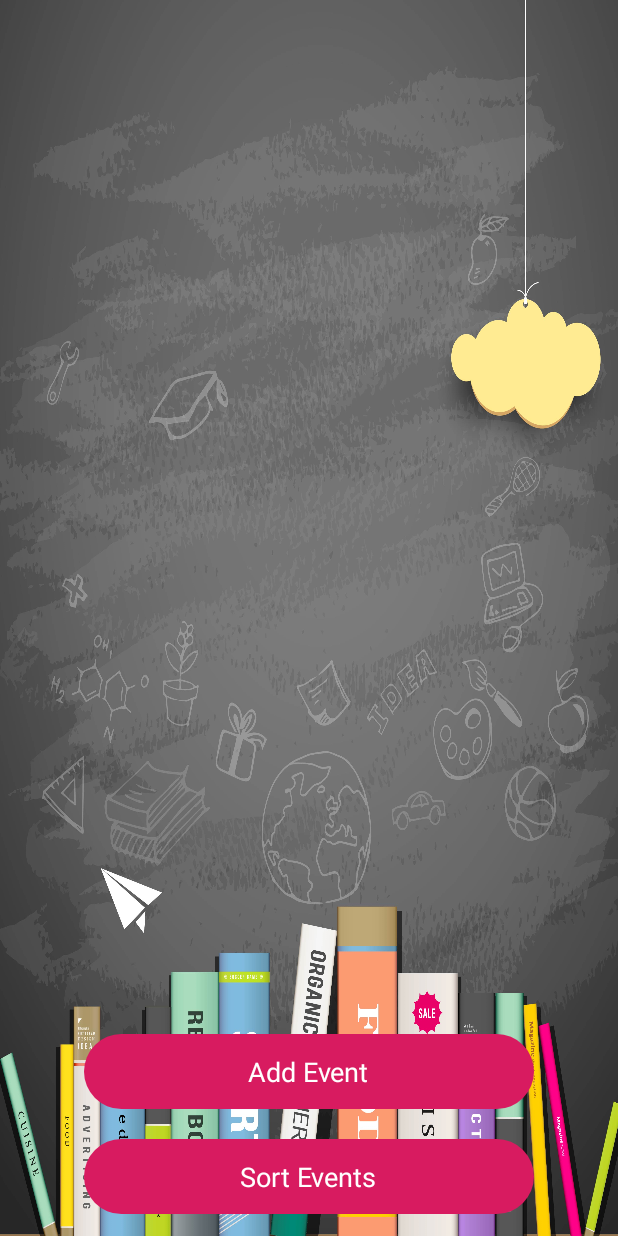
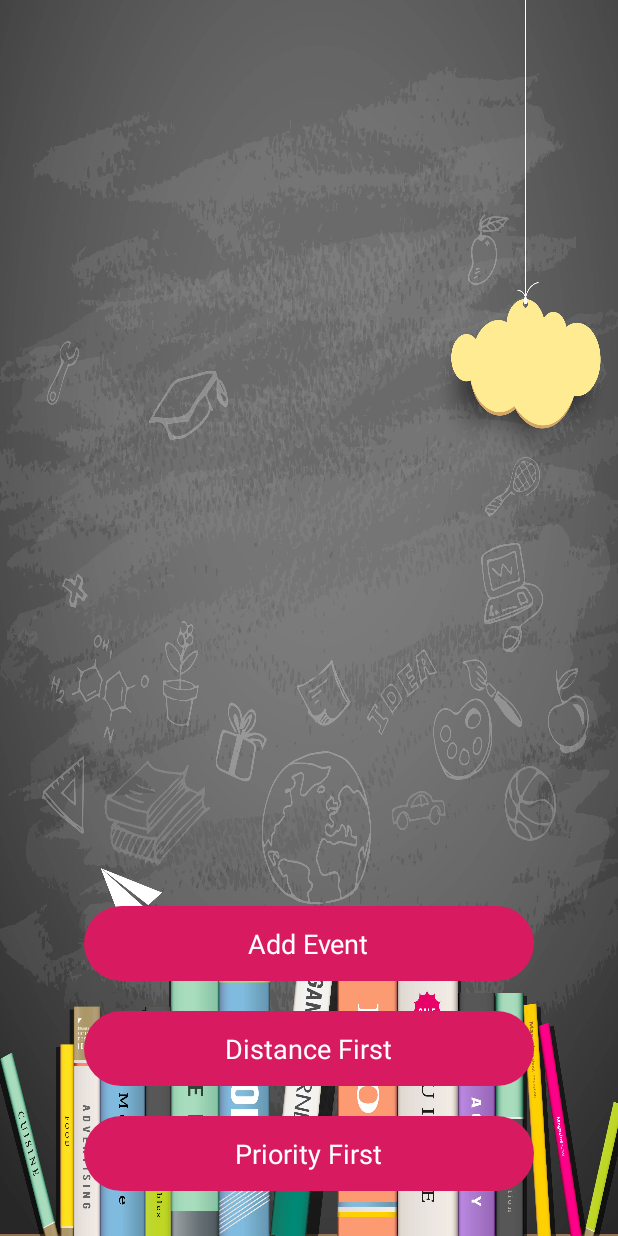
Before and after one commit to bainianbuhe/SmartEventPlanner, an Android app: the EventListActivity screen opened directly, with no data from a screen before it, on a phone screen of 412 x 824 dp. Run offline under Robolectric (Android 15) with nearby library versions, the phone set to English and light mode, and no system bars; our stand-ins replace Volley; network calls fail.

Commit message:
distance sort completed

```diff
--- a/app/src/main/java/osu/smartPlanner/EventListActivity.java
+++ b/app/src/main/java/osu/smartPlanner/EventListActivity.java
@@ -14,7 +14,9 @@ import java.util.Collections;
 public class EventListActivity extends SingleFragmentActivity {
     private String userName;
     private CardView confirmNewEvent;
-    private CardView confirmSortEvent;
+    private CardView confirmSortDistance;
+    private CardView confirmSortPriority;
+
     @Override
     protected void onCreate(Bundle savedInstanceState)
     {
@@ -30,8 +32,19 @@ public class EventListActivity extends SingleFragmentActivity {
             }
         });
 
-        confirmSortEvent = findViewById(R.id.sortEventButton);
-        confirmSortEvent.setOnClickListener(new View.OnClickListener() {
+
+        confirmSortDistance = findViewById(R.id.sortDistanceButton);
+        confirmSortDistance.setOnClickListener(new View.OnClickListener() {
+            @Override
+            public void onClick(View v) {
+                ((MyApplication) getApplication()).setSortType("distance");
+                finish();
+                startActivity(getIntent());
+            }
+        });
+
+        confirmSortPriority = findViewById(R.id.sortPriorityButton);
+        confirmSortPriority.setOnClickListener(new View.OnClickListener() {
             @Override
             public void onClick(View v) {
                 ((MyApplication) getApplication()).setSortType("priority");
--- a/app/src/main/java/osu/smartPlanner/EventListFragment.java
+++ b/app/src/main/java/osu/smartPlanner/EventListFragment.java
@@ -72,8 +72,9 @@ public class EventListFragment extends Fragment {
             @Override
             public void onSuccess(ArrayList<Event> result) {
                 if (sortType.equals("priority")) Collections.sort(result, new sortEventComp());
+                else if (sortType.equals("distance")) Collections.sort(result, new sortEventComp());
                 ArrayList<Event> events = result;
-//                Log.e("TAG3","updateuilength"+events.size());
+
                 mAdapter=new EventAdapter(events);
                 mRequestRecyclerView.setAdapter(mAdapter);
             }
--- a/app/src/main/java/osu/smartPlanner/MyApplication.java
+++ b/app/src/main/java/osu/smartPlanner/MyApplication.java
@@ -6,7 +6,7 @@ public class MyApplication extends Application {
     private String sortType = "";
     private String location= "";
     private String username="";
-    //private Boolean update= false;
+    private double distance = 0;
 
     public String getSortType() {
         return sortType;
@@ -17,7 +17,7 @@ public class MyApplication extends Application {
     public String getUsername() {
         return username;
     }
-
+    public double getDistance() { return distance; }
 
 
 
@@ -30,6 +30,6 @@ public class MyApplication extends Application {
     public void setUsername(String username) {
         this.username = username;
     }
-
+    public void setDistance(double distance) { this.distance = distance; }
 
 }
--- a/app/src/main/res/layout/activity_fragment.xml
+++ b/app/src/main/res/layout/activity_fragment.xml
@@ -43,9 +43,8 @@ android:gravity="center">
     app:cardBackgroundColor="@color/colorAccent"
     app:cardCornerRadius="25dp"
     app:cardElevation="10dp"
-    android:id="@+id/sortEventButton"
+    android:id="@+id/sortDistanceButton"
     android:layout_marginTop="20dp"
-    android:layout_marginBottom="150dp"
     android:layout_above="@+id/textView2"
     android:layout_centerHorizontal="true">
 
@@ -54,11 +53,38 @@ android:gravity="center">
         android:layout_height="match_parent">
 
         <TextView
-            android:id="@+id/textSortEvent"
+            android:id="@+id/textSortDistance"
             android:layout_width="wrap_content"
             android:layout_height="wrap_content"
             android:layout_centerInParent="true"
-            android:text="Sort Events"
+            android:text="Distance First"
+            android:textColor="#fff"
+            android:textSize="18sp" />
+    </RelativeLayout>
+</android.support.v7.widget.CardView>
+
+<android.support.v7.widget.CardView
+    android:layout_width="300dp"
+    android:layout_height="50dp"
+    app:cardBackgroundColor="@color/colorAccent"
+    app:cardCornerRadius="25dp"
+    app:cardElevation="10dp"
+    android:id="@+id/sortPriorityButton"
+    android:layout_marginTop="20dp"
+    android:layout_marginBottom="250dp"
+    android:layout_above="@+id/textView2"
+    android:layout_centerHorizontal="true">
+
+    <RelativeLayout
+        android:layout_width="match_parent"
+        android:layout_height="match_parent">
+
+        <TextView
+            android:id="@+id/textSortPriority"
+            android:layout_width="wrap_content"
+            android:layout_height="wrap_content"
+            android:layout_centerInParent="true"
+            android:text="Priority First"
             android:textColor="#fff"
             android:textSize="18sp" />
     </RelativeLayout>
--- a/app/src/main/res/layout/fragment_event_list.xml
+++ b/app/src/main/res/layout/fragment_event_list.xml
@@ -3,5 +3,5 @@
     xmlns:android="http://schemas.android.com/apk/res/android"
     android:layout_width="match_parent"
     android:layout_height="match_parent"
-    android:layout_marginTop="150dp"
+    android:layout_marginTop="230dp"
     />
```
Also changed, not shown: app/src/main/java/osu/smartPlanner/SelectLocationActivity.java (+30 -3 lines), app/src/main/res/layout/activity_event.xml (+7 -17 lines), app/src/main/res/drawable-v24/location.jpg (added).
